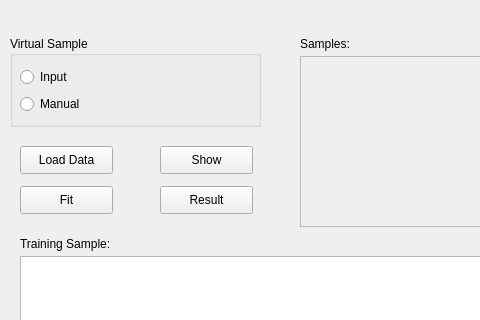
First picture: the form in interface.ui, repository Bgolearn/BgoFace, before the edit; both pictures show x 0 to 480 and y 133 to 453 of the 1359 by 844 pixel window.
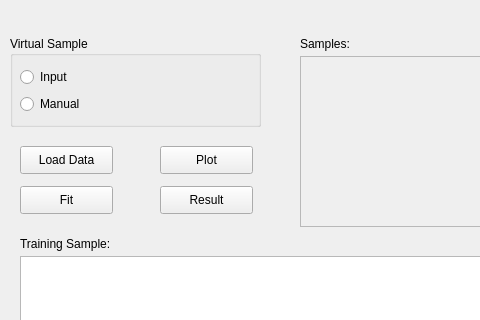
Second picture: the form after the edit.

```diff
--- a/interface.ui
+++ b/interface.ui
@@ -437,7 +437,7 @@
      </rect>
     </property>
     <property name="text">
-     <string>Show</string>
+     <string>Plot</string>
     </property>
    </widget>
   </widget>
```
Left out of the diff: 2 changed lines with no effect on the pictures.
